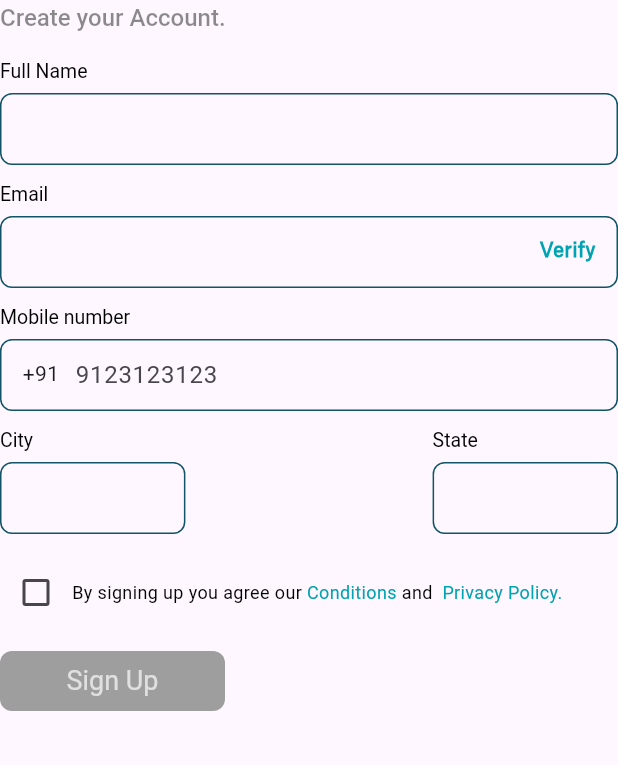
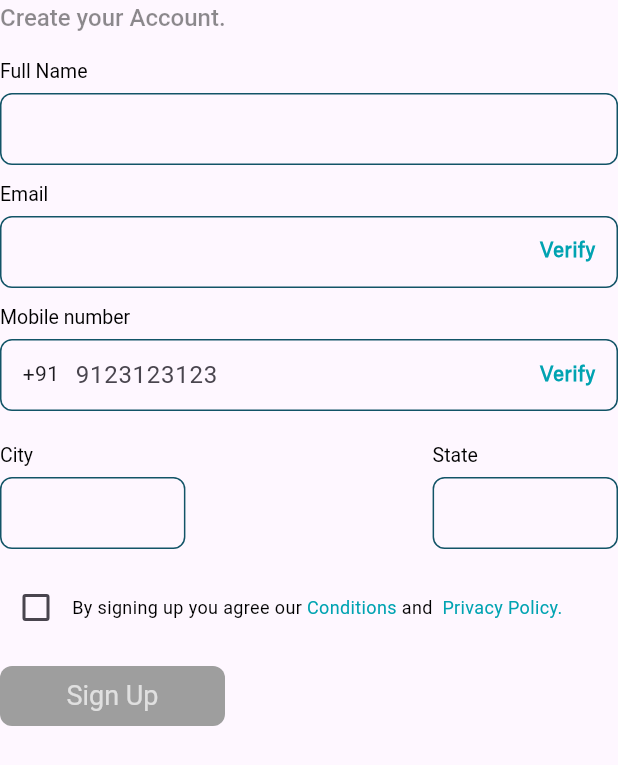
Before and after one commit to AiSense07/website, a Flutter app: the RegisterScreen widget shown alone on an empty page, opened directly, on a phone screen of 412 x 824 dp. Shown: the top 765 px of the screen. Run offline on Flutter 3.47's test engine with Material 2 defaults, Android fonts, the phone set to English and light mode, and no system bars; our stand-ins replace beamer, cached_network_image, carousel_slider, flutter_easyloading, fluttertoast, pin_code_fields and 2 more; missing offline and left inert: number_paginator, otp_timer_button; network calls fail.

Commit message:
first commit

```diff
--- a/lib/presentation/screen/sign_up_modual/register_screen.dart
+++ b/lib/presentation/screen/sign_up_modual/register_screen.dart
@@ -8,6 +8,7 @@ import '../../../utils/app_color.dart';
 import '../../../utils/app_validators.dart';
 import '../../../utils/helper.dart';
 import '../../../utils/value_notifier.dart';
+import '../../widgets/text_input.dart';
 
 class RegisterScreen extends StatefulWidget {
   final String mobile;
@@ -21,12 +22,14 @@ class RegisterScreen extends StatefulWidget {
 class _RegisterScreenState extends State<RegisterScreen> {
   bool agreeCheckboxValue = false;
 
-  bool isVerify = false;
+  bool isEmailVerify = false;
+  bool isMobileVerify = false;
 
   TextEditingController fnameController = TextEditingController();
   TextEditingController emailController = TextEditingController();
   TextEditingController cityController = TextEditingController();
-  TextEditingController otp = TextEditingController();
+  TextEditingController emailOtp = TextEditingController();
+  TextEditingController mobileOtp = TextEditingController();
   TextEditingController stateController = TextEditingController();
   TextEditingController mobileController = TextEditingController();
 
@@ -53,45 +56,41 @@ class _RegisterScreenState extends State<RegisterScreen> {
                 ),
               ),
               const SizedBox(height: 15),
-              textField(
+              RegisterTextField(
                   controller: fnameController,
                   name: "Full Name",
                   validator: Validators.commonString),
               Stack(
                 alignment: Alignment.topRight,
                 children: [
-                  textField(
+                  RegisterTextField(
                     controller: emailController,
                     name: "Email",
+                    isEmail: true,
                     keyboard: TextInputType.emailAddress,
                     validator: Validators.email,
                     pad: const EdgeInsets.only(left: 15, right: 65),
                   ),
-                  CustomInkWell(
-                    onTap: () {
-                      if (emailController.text.isNotEmpty) {
+                  verify(
+                    size,
+                    () {
+                      final String? email = Validators.email(emailController.text);
+                      if (email == null) {
                         setState(() {
-                          isVerify = true;
+                          isEmailVerify = true;
                         });
                       } else {
-                        commonToast(context, "PLease enter email address");
+                        commonToast(context, email);
                       }
                     },
-                    child: Container(
-                      color: Colors.transparent,
-                      padding: const EdgeInsets.only(top: 38, right: 15, left: 15),
-                      child: Texts.small13Text(
-                          text: "Verify",
-                          size: size,
-                          fontWeight: FontWeight.bold,
-                          color: AppColor.btnColor),
-                    ),
+                    isVerify: isEmailVerify,
                   )
                 ],
               ),
-              if (isVerify)
-                textField(
-                  controller: otp,
+              if (isEmailVerify)
+                RegisterTextField(
+                  hint: "Email OTP",
+                  controller: emailOtp,
                   name: "Please enter the OTP received to "
                       "your email id ${emailController.text}",
                 ),
@@ -123,20 +122,40 @@ class _RegisterScreenState extends State<RegisterScreen> {
                   const Padding(
                     padding: EdgeInsets.symmetric(horizontal: 15, vertical: 13),
                     child: Text("+91"),
+                  ),
+                  Align(
+                    alignment: Alignment.topRight,
+                    child: verify(size, () {
+                      if (mobileController.text.length == 10) {
+                        setState(() {
+                          isMobileVerify = true;
+                        });
+                      } else {
+                        commonToast(context, "PLease enter valid mobile no.");
+                      }
+                    }, pad: const EdgeInsets.only(top: 15, right: 15), isVerify: isMobileVerify),
                   )
                 ],
               ),
+              const SizedBox(height: 10),
+              if (isMobileVerify)
+                RegisterTextField(
+                  hint: "Mobile OTP",
+                  controller: mobileOtp,
+                  name: "Please enter the OTP received to "
+                      "your phone number ${mobileController.text}",
+                ),
               const SizedBox(height: 10),
               if (size.width > 330)
                 Row(
                   mainAxisAlignment: MainAxisAlignment.spaceBetween,
                   children: [
-                    textField(
+                    RegisterTextField(
                       width: size.width > 450 ? 180 : size.width * 0.3,
                       controller: cityController,
                       name: "City",
                     ),
-                    textField(
+                    RegisterTextField(
                         width: size.width > 450 ? 180 : size.width * 0.3,
                         controller: stateController,
                         name: "State",
@@ -149,11 +168,11 @@ class _RegisterScreenState extends State<RegisterScreen> {
                 Column(
                   mainAxisAlignment: MainAxisAlignment.spaceBetween,
                   children: [
-                    textField(
+                    RegisterTextField(
                       controller: cityController,
                       name: "City",
                     ),
-                    textField(
+                    RegisterTextField(
                         controller: stateController,
                         name: "State",
                         onTap: () {
@@ -226,11 +245,17 @@ class _RegisterScreenState extends State<RegisterScreen> {
                         if (!_formKey.currentState!.validate()) {
                           commonToast(context, "Please fix the errors above!!");
                           return;
-                        } else if (!isVerify) {
+                        } else if (!isEmailVerify) {
                           commonToast(context, "Please verify Email");
                           return;
-                        } else if (otp.text.isEmpty) {
+                        } else if (emailOtp.text.isEmpty) {
                           commonToast(context, "Please enter otp sent to your Email");
+                          return;
+                        } else if (!isMobileVerify) {
+                          commonToast(context, "Please verify Mobile number");
+                          return;
+                        } else if (mobileOtp.text.isEmpty) {
+                          commonToast(context, "Please enter otp sent to your mobile number");
                           return;
                         }
 
@@ -268,11 +293,6 @@ class _RegisterScreenState extends State<RegisterScreen> {
       ),
     );
   }
-
-  OutlineInputBorder border = OutlineInputBorder(
-    borderSide: const BorderSide(width: 1, color: AppColor.primary),
-    borderRadius: BorderRadius.circular(8),
-  );
 
   _showListState(BuildContext context) {
     showDialog(
@@ -326,110 +346,19 @@ class _RegisterScreenState extends State<RegisterScreen> {
         });
   }
 
-  textField({
-    required TextEditingController controller,
-    String? hint,
-    required String name,
-    TextInputType? keyboard,
-    Function? onTap,
-    double? width,
-    EdgeInsets? pad,
-    String? Function(String?)? validator,
-    Function(String value)? onChange,
-  }) {
-    return Column(
-      crossAxisAlignment: CrossAxisAlignment.start,
-      children: [
-        Text(
-          name,
-          style: const TextStyle(color: Colors.black, letterSpacing: 0, fontSize: 13),
+  Widget verify(Size size, Function onTap, {EdgeInsets? pad, bool isVerify = false}) {
+    return CustomInkWell(
+      onTap: () => onTap(),
+      child: Container(
+        color: Colors.transparent,
+        padding: pad ?? const EdgeInsets.only(top: 38, right: 15, left: 15),
+        child: Texts.small13Text(
+          text: isVerify ? "Re-Verify" : "Verify",
+          size: size,
+          fontWeight: FontWeight.bold,
+          color: AppColor.btnColor,
         ),
-        const SizedBox(height: 5),
-        SizedBox(
-          width: width,
-          // height: 45,
-          child: TextFormField(
-            controller: controller,
-            onTap: () {
-              if (onTap != null) {
-                onTap();
-              }
-            },
-            onChanged: (String value) {
-              if (onChange != null) {
-                onChange(value);
-              }
-            },
-            keyboardType: keyboard ?? TextInputType.name,
-            inputFormatters: [if (name != "Email") UpperCaseTextFormatter()],
-            decoration: InputDecoration(
-              contentPadding: pad ?? const EdgeInsets.symmetric(horizontal: 15),
-              hintText: hint ?? '',
-              enabledBorder: border,
-              errorBorder: border,
-              focusedBorder: border,
-              border: border,
-            ),
-            validator: validator,
-            autovalidateMode: AutovalidateMode.onUserInteraction,
-          ),
-        ),
-        const SizedBox(height: 10),
-      ],
+      ),
     );
   }
-
-  List<String> statesListTitles = [
-    "Maharashtra",
-    "Karnataka",
-    "Andhra Pradesh",
-    "Gujarat",
-    "Andaman and Nicobar Island (UT)",
-    "Arunachal Pradesh",
-    "Assam",
-    "Bihar",
-    "Chandigarh (UT)",
-    "Chhattisgarh",
-    "Dadra and Nagar Haveli (UT)",
-    "Daman and Diu (UT)",
-    "Delhi (NCT)",
-    "Goa",
-    "Haryana",
-    "Himachal Pradesh",
-    "Jammu and Kashmir",
-    "Jharkhand",
-    "Kerala",
-    "Lakshadweep (UT)",
-    "Madhya Pradesh",
-    "Manipur",
-    "Meghalaya",
-    "Mizoram",
-    "Nagaland",
-    "Odisha",
-    "Puducherry (UT)",
-    "Punjab",
-    "Rajasthan",
-    "Sikkim",
-    "Tamil Nadu",
-    "Telangana",
-    "Tripura",
-    "Uttar Pradesh",
-    "Uttarakhand",
-    "West Bengal"
-  ];
 }
-
-class UpperCaseTextFormatter extends TextInputFormatter {
-  @override
-  TextEditingValue formatEditUpdate(TextEditingValue oldValue, TextEditingValue newValue) {
-    return TextEditingValue(
-      text: capitalize(newValue.text),
-      selection: newValue.selection,
-    );
-  }
-
-  String capitalize(String value) {
-    if (value.trim().isEmpty) return "";
-    return "${value[0].toUpperCase()}${value.substring(1).toLowerCase()}";
-  }
-}
--- a/lib/presentation/widgets/text_input.dart
+++ b/lib/presentation/widgets/text_input.dart
@@ -1,4 +1,7 @@
 import 'package:flutter/material.dart';
+import 'package:flutter/services.dart';
+
+import '../../utils/app_color.dart';
 
 class TextInput extends StatelessWidget {
   const TextInput({
@@ -9,7 +12,8 @@ class TextInput extends StatelessWidget {
     this.readOnly = false,
     this.onTap,
     required this.title,
-    this.textInputType, this.width,
+    this.textInputType,
+    this.width,
   }) : super(key: key);
   final String hintText;
   final Widget icon;
@@ -45,9 +49,8 @@ class TextInput extends StatelessWidget {
               readOnly: readOnly,
               controller: controller,
               keyboardType: textInputType ?? TextInputType.name,
-
               decoration: InputDecoration(
-                contentPadding: const EdgeInsets.only(right: 15,left: 15,bottom: 3),
+                contentPadding: const EdgeInsets.only(right: 15, left: 15, bottom: 3),
                 // prefixIcon: icon,
                 hintText: hintText,
                 hintStyle: TextStyle(
@@ -62,3 +65,96 @@ class TextInput extends StatelessWidget {
     );
   }
 }
+
+class RegisterTextField extends StatelessWidget {
+  final TextEditingController controller;
+  final String? hint;
+  final String name;
+  final TextInputType? keyboard;
+  final Function? onTap;
+  final double? width;
+  final bool obscureText;
+  final bool isEmail;
+  final EdgeInsets? pad;
+  final String? Function(String?)? validator;
+  final Function(String value)? onChange;
+
+  const RegisterTextField({
+    Key? key,
+    required this.controller,
+    this.hint,
+    required this.name,
+    this.keyboard,
+    this.onTap,
+    this.width,
+    this.pad,
+    this.validator,
+    this.onChange,
+    this.obscureText = false,
+    this.isEmail = false,
+  }) : super(key: key);
+
+  @override
+  Widget build(BuildContext context) {
+    return Column(
+      crossAxisAlignment: CrossAxisAlignment.start,
+      children: [
+        Text(
+          name,
+          style: const TextStyle(color: Colors.black, letterSpacing: 0, fontSize: 13),
+        ),
+        const SizedBox(height: 5),
+        SizedBox(
+          width: width,
+          child: TextFormField(
+            obscureText: obscureText,
+            controller: controller,
+            onTap: () {
+              if (onTap != null) {
+                onTap!();
+              }
+            },
+            onChanged: (String value) {
+              if (onChange != null) {
+                onChange!(value);
+              }
+            },
+            keyboardType: keyboard ?? TextInputType.name,
+            inputFormatters: [if (!isEmail) UpperCaseTextFormatter()],
+            decoration: InputDecoration(
+              contentPadding: pad ?? const EdgeInsets.symmetric(horizontal: 15),
+              hintText: hint ?? '',
+              enabledBorder: border,
+              errorBorder: border,
+              focusedBorder: border,
+              border: border,
+            ),
+            validator: validator,
+            autovalidateMode: AutovalidateMode.onUserInteraction,
+          ),
+        ),
+        const SizedBox(height: 10),
+      ],
+    );
+  }
+}
+
+OutlineInputBorder border = OutlineInputBorder(
+  borderSide: const BorderSide(width: 1, color: AppColor.primary),
+  borderRadius: BorderRadius.circular(8),
+);
+
+class UpperCaseTextFormatter extends TextInputFormatter {
+  @override
+  TextEditingValue formatEditUpdate(TextEditingValue oldValue, TextEditingValue newValue) {
+    return TextEditingValue(
+      text: capitalize(newValue.text),
+      selection: newValue.selection,
+    );
+  }
+
+  String capitalize(String value) {
+    if (value.trim().isEmpty) return "";
+    return "${value[0].toUpperCase()}${value.substring(1).toLowerCase()}";
+  }
+}
```
Also changed, not shown: lib/presentation/screen/sign_up_modual/otp_screen.dart (deleted, +0 -104 lines), lib/presentation/screen/sign_up_modual/set_pass_screen.dart (added, +109 -0 lines), lib/presentation/screen/sign_up_modual/signup_screen.dart (+6 -9 lines), lib/utils/app_validators.dart (+18 -1 lines).
